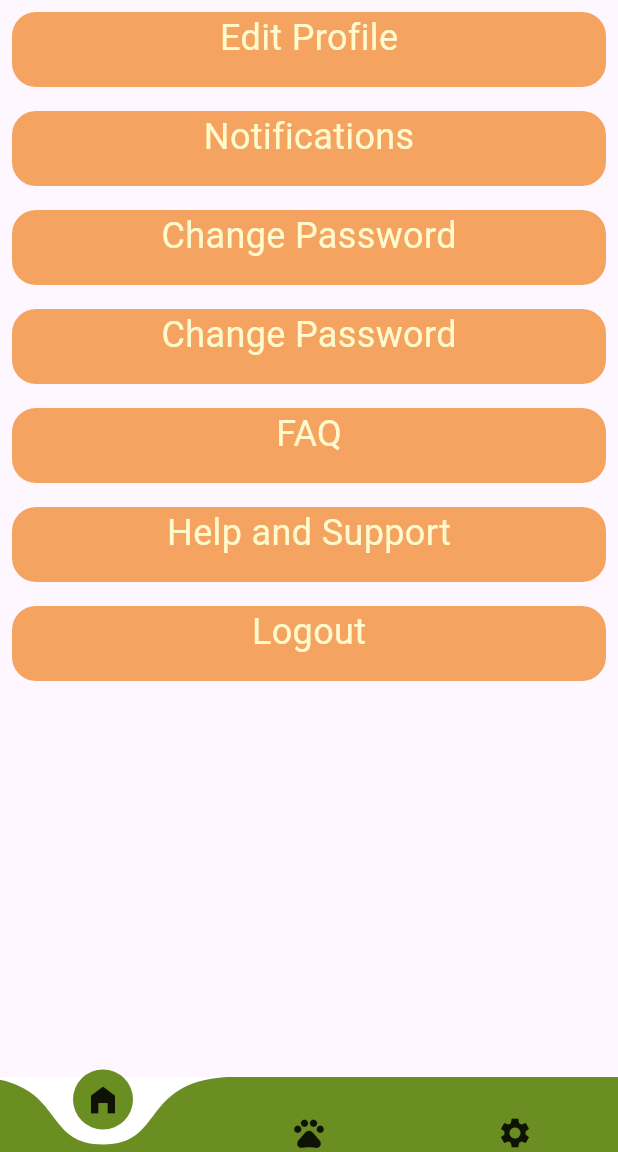
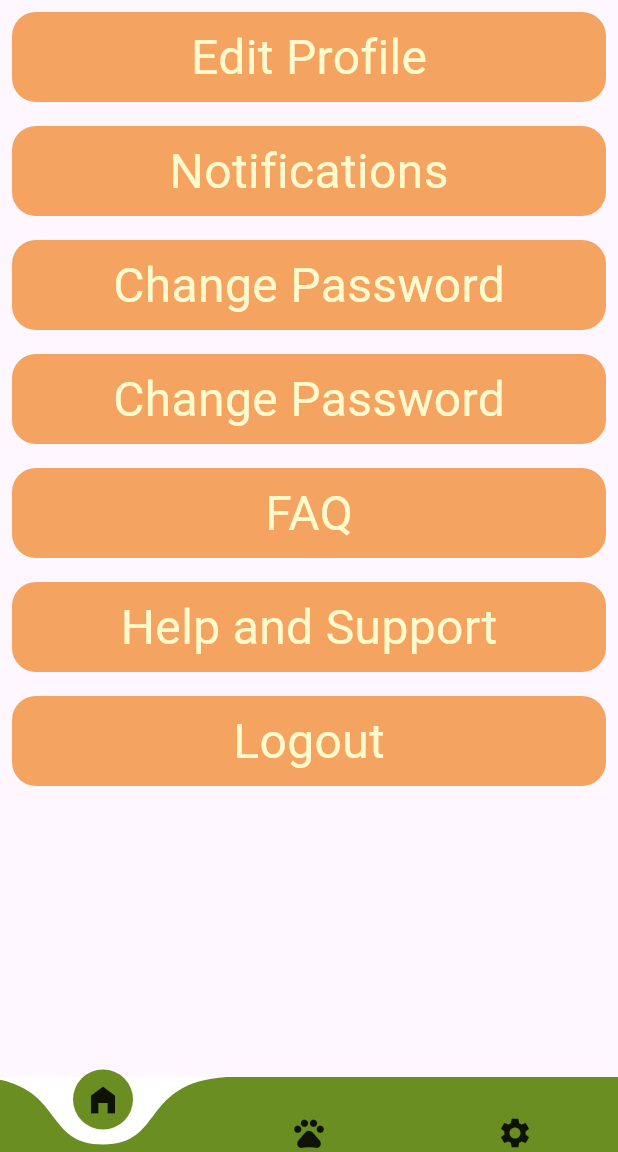
Before and after one commit to MamtaBhatt885/fur_ball, a Flutter app: the screen it shows after launch, swiped to page 3, on a phone screen of 412 x 824 dp, the part 84-1236 px from its top. Run offline on Flutter 3.47's test engine with Material 3 defaults, Android fonts, the phone set to English and light mode, and no system bars; drawn by our look-alikes of curved_navigation_bar.

Commit message:
addition on settings page

```diff
--- a/lib/features/settings/settings.dart
+++ b/lib/features/settings/settings.dart
@@ -8,6 +8,7 @@ class SettingsPage extends StatelessWidget {
   @override
   Widget build(BuildContext context) {
     return Container(
+      child: SingleChildScrollView(
         child: Column(
           children: [
           ReusableCard(text: AppStrings.editProfile),
@@ -19,6 +20,7 @@ class SettingsPage extends StatelessWidget {
           ReusableCard(text: AppStrings.logout),
 
           ],
+        ),
       )
     );
   }
--- a/lib/settings/reusable_card.dart
+++ b/lib/settings/reusable_card.dart
@@ -18,13 +18,14 @@ final String text;
             borderRadius: BorderRadius.all(Radius.circular(16)),
             color: AppColors.secondary
         ),
-        height: 50,
+        height: 60,
         width: double.infinity,
 
         child: Column(
+          mainAxisAlignment: MainAxisAlignment.center,
             children: [
 
-              Text(text,style: TextStyle(fontSize: 24,color:
+              Text(text,style: TextStyle(fontSize: 32,color:
               AppColors.accentColor),),
             ]
 
```
Lines whose indentation alone changed are shown as unchanged.
